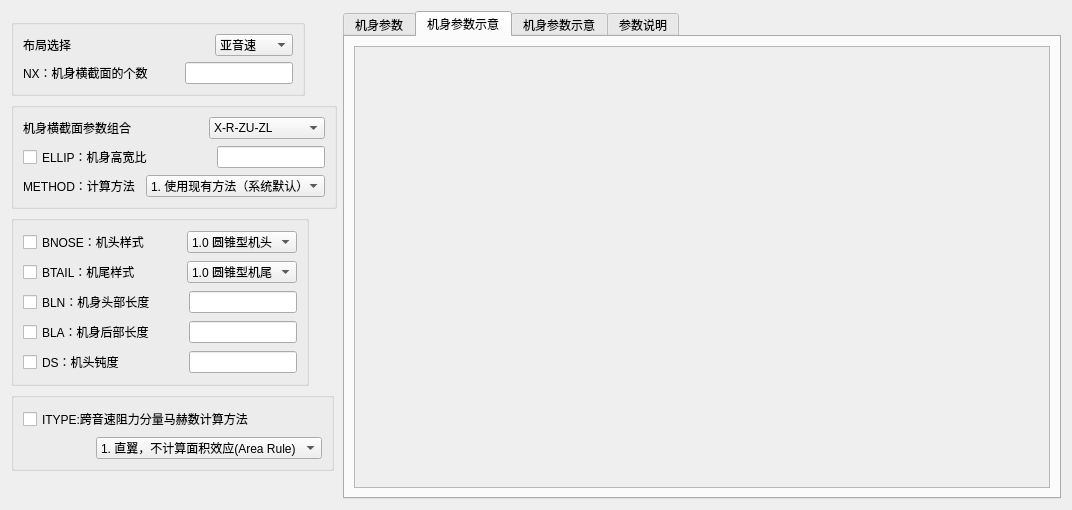
Before: the Qt Designer form PyDatcomLab/GUIs/PlaneConfiguration/BODY.ui in darkspring2015/PyDatcomLab, drawn with Qt 5.
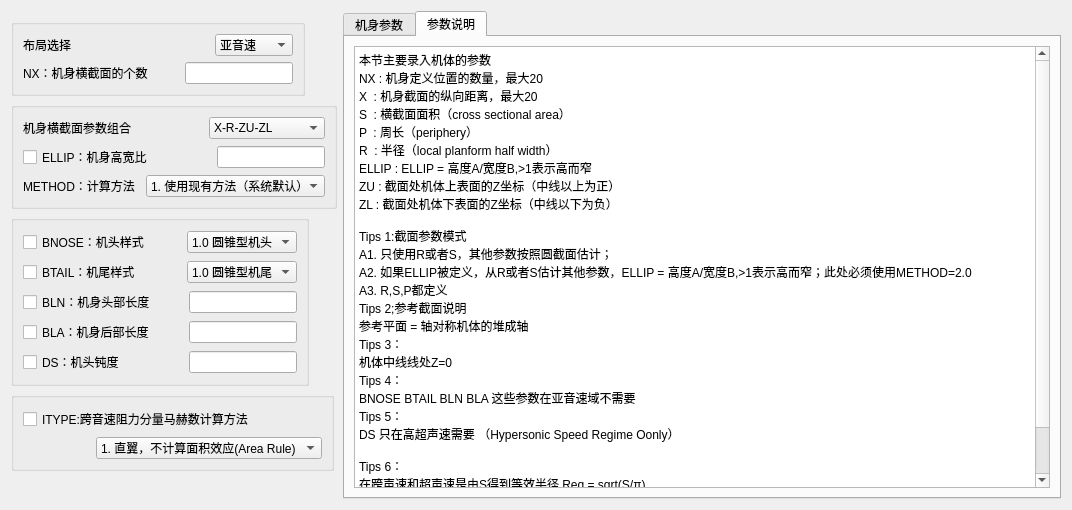
After: the same form once the commit is applied. The open tabs and pages were chosen to show the change. Icons and pictures are not drawn.

```diff
--- a/PyDatcomLab/GUIs/PlaneConfiguration/BODY.ui
+++ b/PyDatcomLab/GUIs/PlaneConfiguration/BODY.ui
@@ -600,90 +600,6 @@
        </item>
       </layout>
      </widget>
-     <widget class="QWidget" name="tab">
-      <attribute name="title">
-       <string>机身参数示意</string>
-      </attribute>
-      <layout class="QHBoxLayout" name="horizontalLayout_16">
-       <item>
-        <widget class="QScrollArea" name="scrollArea">
-         <property name="widgetResizable">
-          <bool>true</bool>
-         </property>
-         <widget class="QWidget" name="scrollAreaWidgetContents">
-          <property name="geometry">
-           <rect>
-            <x>0</x>
-            <y>0</y>
-            <width>695</width>
-            <height>447</height>
-           </rect>
-          </property>
-          <layout class="QVBoxLayout" name="verticalLayout_6">
-           <item>
-            <widget class="QLabel" name="image_BODY">
-             <property name="sizePolicy">
-              <sizepolicy hsizetype="Expanding" vsizetype="Preferred">
-               <horstretch>0</horstretch>
-               <verstretch>0</verstretch>
-              </sizepolicy>
-             </property>
-             <property name="text">
-              <string/>
-             </property>
-             <property name="pixmap">
-              <pixmap resource="card_rc.qrc">:/card/rc_card/Body_SubSonic.png</pixmap>
-             </property>
-             <property name="scaledContents">
-              <bool>false</bool>
-             </property>
-            </widget>
-           </item>
-          </layout>
-         </widget>
-        </widget>
-       </item>
-      </layout>
-     </widget>
-     <widget class="QWidget" name="tab_2">
-      <attribute name="title">
-       <string>机身参数示意</string>
-      </attribute>
-      <layout class="QHBoxLayout" name="horizontalLayout_17">
-       <item>
-        <widget class="QScrollArea" name="scrollArea_2">
-         <property name="widgetResizable">
-          <bool>true</bool>
-         </property>
-         <widget class="QWidget" name="scrollAreaWidgetContents_2">
-          <property name="geometry">
-           <rect>
-            <x>0</x>
-            <y>0</y>
-            <width>1178</width>
-            <height>485</height>
-           </rect>
-          </property>
-          <layout class="QVBoxLayout" name="verticalLayout_7">
-           <item>
-            <widget class="QLabel" name="imageBoDY2">
-             <property name="text">
-              <string/>
-             </property>
-             <property name="pixmap">
-              <pixmap resource="card_rc.qrc">:/card/rc_card/Body_SuperSonic.png</pixmap>
-             </property>
-             <property name="scaledContents">
-              <bool>false</bool>
-             </property>
-            </widget>
-           </item>
-          </layout>
-         </widget>
-        </widget>
-       </item>
-      </layout>
-     </widget>
      <widget class="QWidget" name="tab_3">
       <attribute name="title">
        <string>参数说明</string>
```
Left out of the diff: 2 changed lines with no effect on the pictures.
